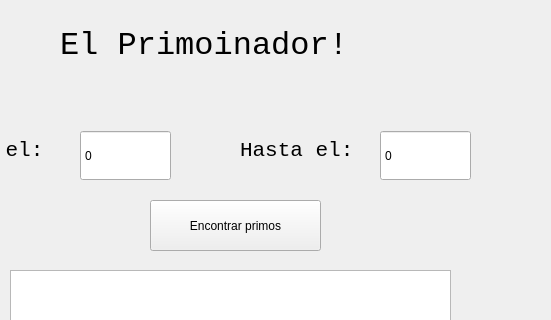
Before: the Qt Designer form Primoinador/UI_definitiva.ui in Pedrouw/NumeroHermano, drawn with Qt 5; both pictures show x 160 to 711 and y 0 to 320 of the 792 by 581 pixel window.
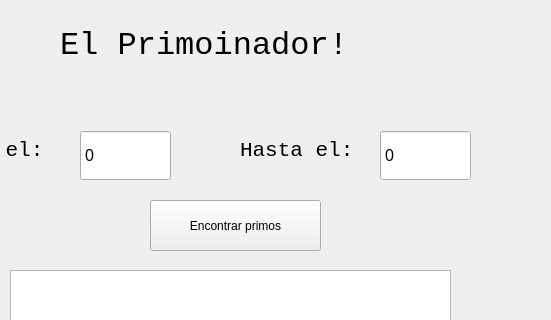
After: the same form once the commit is applied.

Diff of the .ui file:
```diff
--- a/Primoinador/UI_definitiva.ui
+++ b/Primoinador/UI_definitiva.ui
@@ -103,6 +103,11 @@
       <height>51</height>
      </rect>
     </property>
+    <property name="font">
+     <font>
+      <pointsize>12</pointsize>
+     </font>
+    </property>
     <property name="buttonSymbols">
      <enum>QAbstractSpinBox::NoButtons</enum>
     </property>
@@ -122,6 +127,11 @@
       <height>51</height>
      </rect>
     </property>
+    <property name="font">
+     <font>
+      <pointsize>12</pointsize>
+     </font>
+    </property>
     <property name="buttonSymbols">
      <enum>QAbstractSpinBox::NoButtons</enum>
     </property>
```
Left out of the diff: 2 changed lines with no effect on the pictures.
